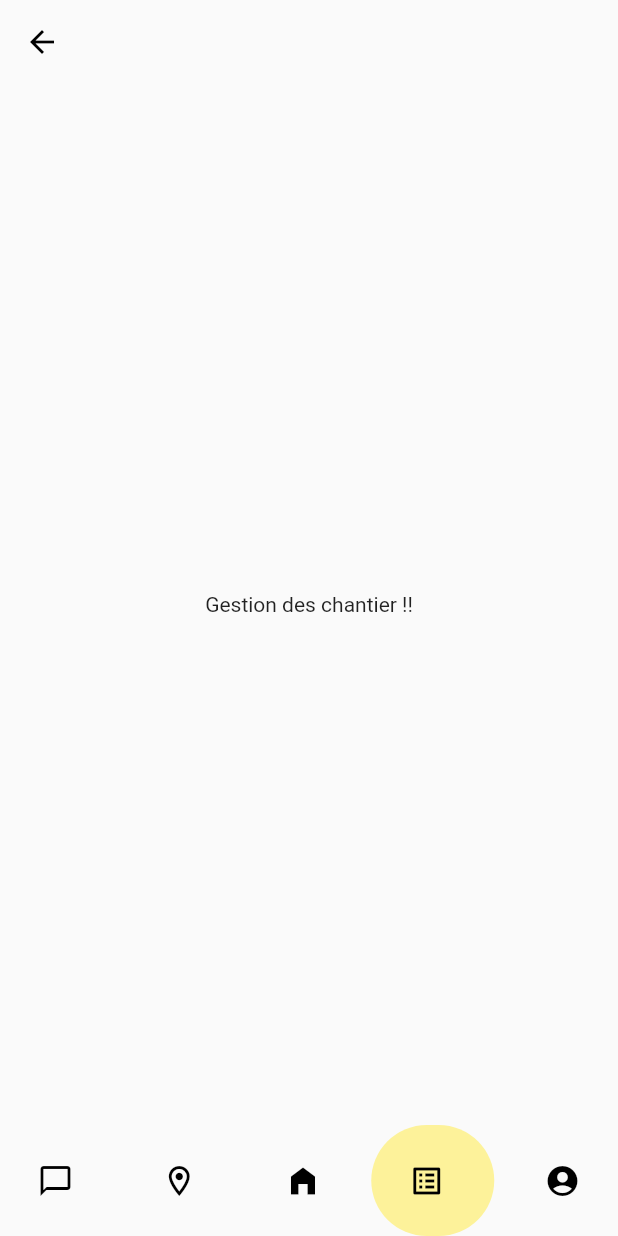
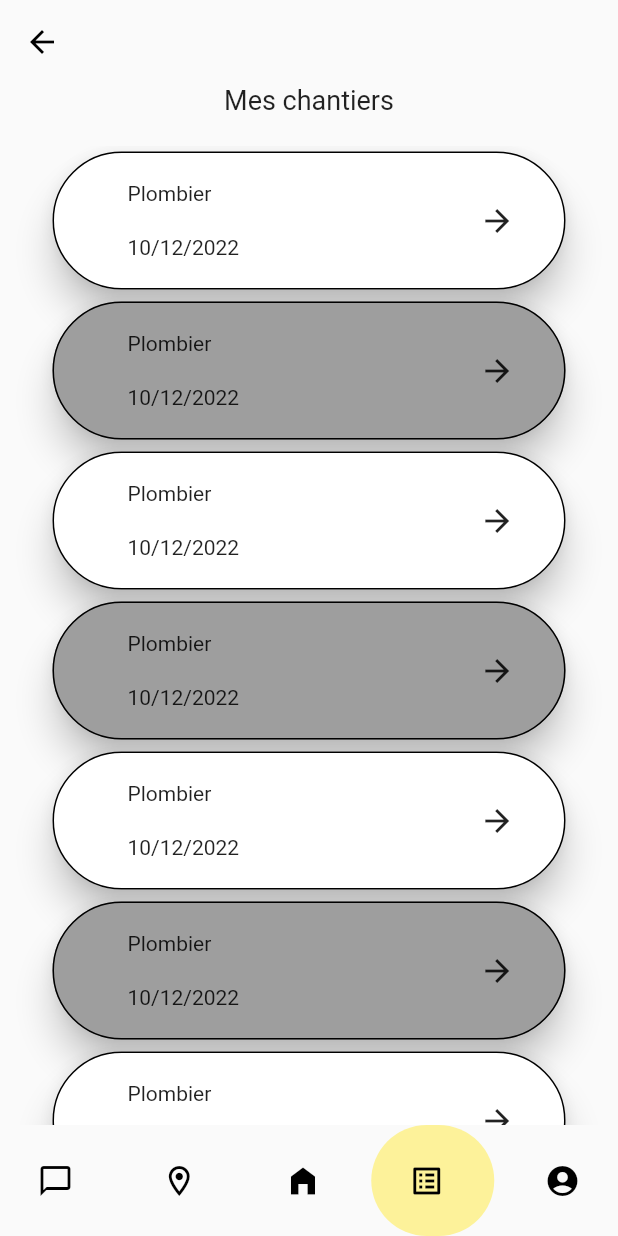
Before and after one commit to fayssalmechmeche/Projet-Work-r, a Flutter app: the screen it shows after launch, item 4 of the bottom bar chosen, on a phone screen of 412 x 824 dp. Run offline on Flutter 3.47's test engine with Material 2 defaults, Android fonts, the phone set to English and light mode, and no system bars; drawn by our look-alikes of google_nav_bar; our stand-ins replace dropdown_search, dropdown_textfield, google_maps_flutter; missing offline and left inert: dart:ffi.

Commit message:
Ajout Liste Chantier et Chat

```diff
--- a/lib/main.dart
+++ b/lib/main.dart
@@ -1,5 +1,6 @@
 import 'package:flutter/material.dart';
 import 'package:my_app/view/Login/loginart.dart';
+import 'package:my_app/view/Msg/chat.dart';
 import 'package:my_app/view/Profile/editprofile.dart';
 import 'package:my_app/view/LunchPage/firstpage.dart';
 import 'package:my_app/view/Login/login.dart';
@@ -9,6 +10,7 @@ import 'package:my_app/view/Register/registerselection.dart';
 import 'package:my_app/view/Login/SelectionPage.dart';
 import 'package:my_app/view/Profile/profile.dart';
 import 'package:my_app/view/Register/register.dart';
+import 'package:my_app/view/Works/workfollow.dart';
 
 void main() {
   runApp(const MyApp());
@@ -40,6 +42,8 @@ class MyApp extends StatelessWidget {
         Profile.tag: (context) => const Profile(title: "profile"),
         EditProfile.tag: (context) => const EditProfile(),
         NavigationPage.tag: (context) => const NavigationPage(),
+        Chat.tag: (context) => const Chat(),
+        WorkFollow.tag: (context) => const WorkFollow(),
       },
     );
   }
--- a/lib/view/Navigation/navigationpage.dart
+++ b/lib/view/Navigation/navigationpage.dart
@@ -1,8 +1,8 @@
 import 'package:flutter/material.dart';
 import 'package:google_nav_bar/google_nav_bar.dart';
 import 'package:my_app/view/Profile/profile.dart';
-import 'package:my_app/view/Home/workfollow.dart';
-import 'package:my_app/view/Msg/chat.dart';
+import 'package:my_app/view/Works/listwork.dart';
+import 'package:my_app/view/Msg/listchat.dart';
 import 'package:my_app/view/Home/homepage.dart';
 import 'package:my_app/view/Map/map.dart';
 class NavigationPage extends StatefulWidget {
@@ -15,10 +15,10 @@ class NavigationPage extends StatefulWidget {
 class _NavigationPageState extends State<NavigationPage> {
   int _selectedIndex = 2;
   static final List<Widget> _NavScreens = <Widget> [
-    Chat(),
+    ListChat(),
     Map(),
     HomePage(title: "home"),
-    WorkFollow(),
+    ListWork(),
     Profile(title: "profile"),
 
 
--- /dev/null
+++ b/lib/view/Works/listwork.dart
@@ -0,0 +1,78 @@
+import 'package:flutter/material.dart';
+import 'package:my_app/view/Works/workfollow.dart';
+class ListWork extends StatefulWidget {
+  const ListWork ({Key? key}) : super(key: key);
+
+  @override
+  State<ListWork > createState() => _ListWorkState();
+}
+class _ListWorkState extends State<ListWork> {
+  @override
+  Widget build(BuildContext context) {
+    return Scaffold(
+        body:  Column( mainAxisAlignment: MainAxisAlignment.start,
+            children: [
+              const Padding(padding: EdgeInsets.only(bottom: 20),child: Text("Mes chantiers", style: TextStyle(fontSize: 18),),),
+              Expanded(
+                  child: SizedBox(
+                      height: 200.0,
+                      child: ListView.builder(
+                        itemCount:  10,
+                        itemBuilder: (context, index) {
+                          return Row(
+                            mainAxisAlignment: MainAxisAlignment.center,
+                            children: [
+                              SizedBox(height: 100, width: 350, child: CardChat(index),),
+                            ],
+                          );
+                        },)
+                  )
+              )
+            ])
+    );
+  }
+
+  Widget CardChat(int index){
+    return GestureDetector(
+        onTap: () {
+          Navigator.of(context).pushNamed(WorkFollow.tag);
+          const snackBar = SnackBar(
+            content: Text('Works page have been lunched'),
+          );
+          ScaffoldMessenger.of(context).showSnackBar(snackBar);
+        },
+        child:
+        Card(
+            shape: const StadiumBorder( //<-- 3. SEE HERE
+              side: BorderSide(
+                color: Colors.black,
+                width: 1.0,
+              ),
+            ),
+            elevation: 10,
+            color: index %2 == 0? Colors.white: Colors.grey,
+            child:
+            Row(
+              mainAxisAlignment: MainAxisAlignment.start,
+              children:  <Widget> [
+                Container( padding: const EdgeInsets.only(left:40), child:
+                  Column(
+                      crossAxisAlignment: CrossAxisAlignment.start,
+                      mainAxisAlignment: MainAxisAlignment.center,
+                      children:  const [
+                        Padding(padding: EdgeInsets.all(10), child: Text("Plombier")),
+                        Padding(padding: EdgeInsets.all(10), child: Text("10/12/2022"))
+                      ]
+                  ),
+                ),
+                Container(
+                    padding: const EdgeInsets.only(left: 150),
+                    height: 50,
+                    width: 50,
+                    child: const Icon(Icons.arrow_forward))
+              ],
+            )
+        )
+    );
+  }
+}
```
Also changed, not shown: lib/view/Msg/chat.dart (+8 -1 lines), lib/view/Msg/listchat.dart (added, +87 -0 lines), lib/view/Profile/editprofile.dart (+44 -3 lines), lib/view/Works/workfollow.dart (renamed from lib/view/Home/workfollow.dart, +8 -1 lines), package-lock.json, pubspec.lock, 1 other file.
